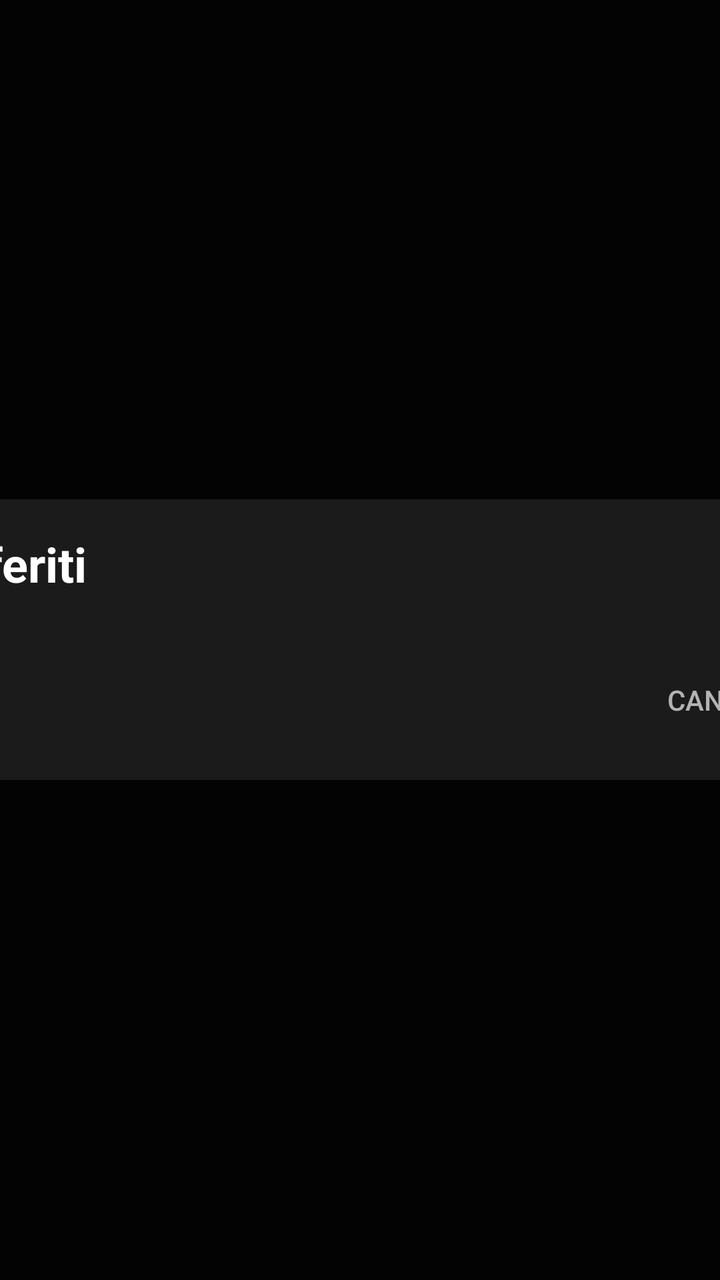
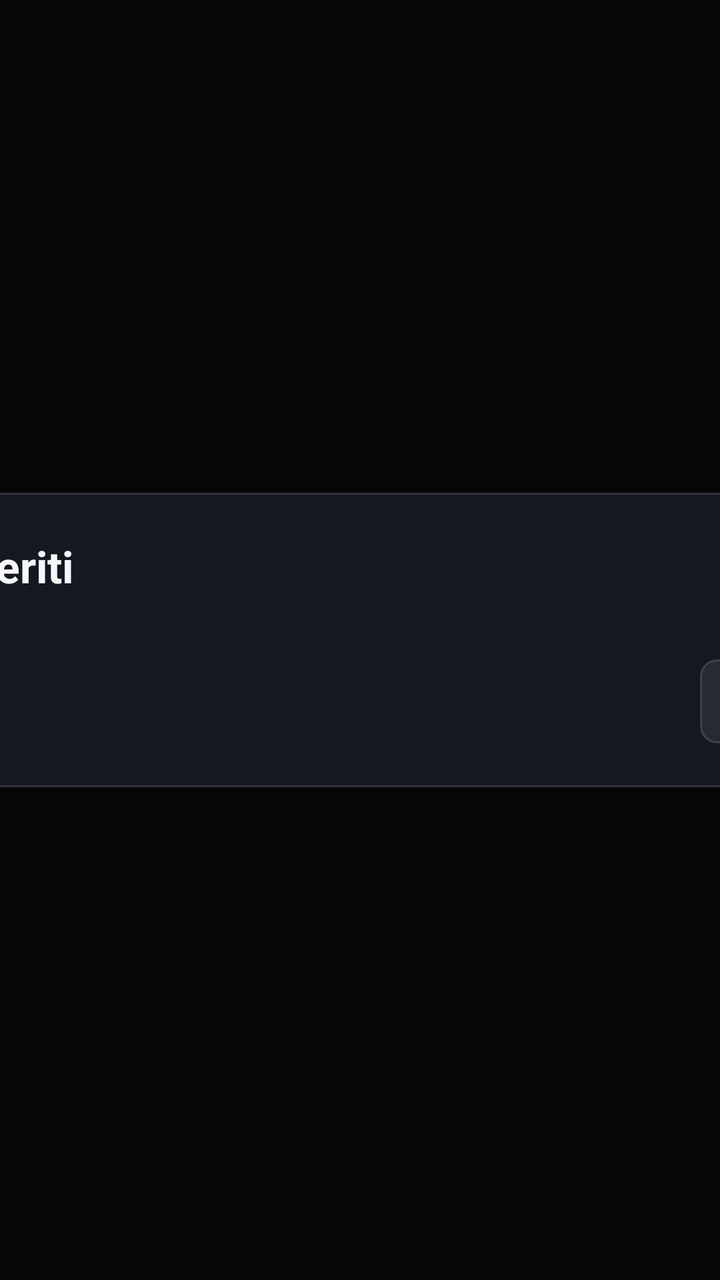

Two renders of the same Android screen: before a commit and after it. Below are the layout's source before the change and the commit's diff.
<!-- AndroidManifest.xml: application theme Theme.SCViewer -->
<!-- res/layout/overlay_list.xml -->
<?xml version="1.0" encoding="utf-8"?>
<FrameLayout xmlns:android="http://schemas.android.com/apk/res/android"
    android:layout_width="match_parent"
    android:layout_height="match_parent"
    android:background="@color/sc_background_overlay"
    android:clickable="true"
    android:focusable="true">

    <LinearLayout
        android:layout_width="@dimen/overlay_width"
        android:layout_height="wrap_content"
        android:layout_gravity="center"
        android:orientation="vertical"
        android:background="@drawable/overlay_rounded"
        android:padding="@dimen/overlay_padding">

        <TextView
            android:id="@+id/overlayTitle"
            style="@style/SCTitle"
            android:layout_width="match_parent"
            android:layout_height="wrap_content"
            android:layout_marginBottom="12dp"
            android:text="@string/favorites_title" />

        <ListView
            android:id="@+id/overlayList"
            android:layout_width="match_parent"
            android:layout_height="0dp"
            android:layout_weight="1"
            android:minHeight="200dp"
            android:divider="@color/sc_divider"
            android:dividerHeight="1dp"
            android:listSelector="@color/sc_accent_pressed" />

        <TextView
            android:id="@+id/overlayEmpty"
            android:layout_width="match_parent"
            android:layout_height="wrap_content"
            android:layout_marginTop="16dp"
            android:textColor="@color/sc_text_hint"
            android:textSize="14sp"
            android:visibility="gone" />

        <LinearLayout
            android:layout_width="match_parent"
            android:layout_height="wrap_content"
            android:layout_marginTop="16dp"
            android:orientation="horizontal"
            android:gravity="end">

            <Button
                android:id="@+id/overlayClose"
                android:layout_width="wrap_content"
                android:layout_height="wrap_content"
                android:background="?attr/selectableItemBackground"
                android:text="@android:string/cancel"
                android:textColor="@color/sc_text_secondary" />

            <Button
                android:id="@+id/overlayAdd"
                android:layout_width="wrap_content"
                android:layout_height="wrap_content"
                android:layout_marginStart="8dp"
                android:backgroundTint="@color/sc_accent"
                android:text="@string/menu_favorites"
                android:textColor="@color/sc_text_primary"
                android:visibility="gone" />
        </LinearLayout>
    </LinearLayout>
</FrameLayout>
<!-- resources referenced by this layout -->
<resources>
  <color name="sc_accent">#FFE50914</color>
  <color name="sc_accent_pressed">#FFB20710</color>
  <color name="sc_background_overlay">#CC000000</color>
  <color name="sc_divider">#FF2B2B2B</color>
  <color name="sc_text_hint">#FF7A7A7A</color>
  <color name="sc_text_primary">#FFFFFFFF</color>
  <color name="sc_text_secondary">#FFB3B3B3</color>
  <dimen name="overlay_padding">16dp</dimen>
  <dimen name="overlay_width">480dp</dimen>
  <!-- drawable overlay_rounded (drawable) -->
  <?xml version="1.0" encoding="utf-8"?>
  <shape xmlns:android="http://schemas.android.com/apk/res/android"
      android:shape="rectangle">
      <solid android:color="@color/sc_background_elevated" />
      <corners android:radius="8dp" />
  </shape>
  <string name="menu_favorites">Preferiti</string>
  <style name="SCTitle">
          <item name="android:textColor">@color/sc_text_primary</item>
          <item name="android:textSize">24sp</item>
          <item name="android:textStyle">bold</item>
      </style>
  <style name="Theme.SCViewer" parent="Theme.AppCompat.NoActionBar">
          <item name="android:windowBackground">@color/sc_background</item>
          <item name="android:colorBackground">@color/sc_background</item>
          <item name="android:windowNoTitle">true</item>
          <item name="android:windowActionBar">false</item>
          <item name="android:windowFullscreen">true</item>
          <item name="android:windowContentTransitions">false</item>
          <item name="colorPrimary">@color/sc_accent</item>
          <item name="colorPrimaryDark">@color/sc_background</item>
          <item name="colorAccent">@color/sc_accent</item>
          <item name="android:textColorPrimary">@color/sc_text_primary</item>
          <item name="android:textColorSecondary">@color/sc_text_secondary</item>
      </style>
  <color name="sc_background_elevated">#FF1B1B1B</color>
  <color name="sc_background">#FF0F0F0F</color>
  <!-- unchanged entries left out for length: 1 -->
</resources>

<!-- the commit's change to res/layout/overlay_list.xml (unified diff, before → after) -->
@@ -10,60 +10,82 @@
         android:layout_width="@dimen/overlay_width"
         android:layout_height="wrap_content"
         android:layout_gravity="center"
+        android:background="@drawable/bg_sctv_card"
         android:orientation="vertical"
-        android:background="@drawable/overlay_rounded"
         android:padding="@dimen/overlay_padding">
 
-        <TextView
-            android:id="@+id/overlayTitle"
-            style="@style/SCTitle"
+        <LinearLayout
             android:layout_width="match_parent"
             android:layout_height="wrap_content"
-            android:layout_marginBottom="12dp"
-            android:text="@string/favorites_title" />
+            android:layout_marginBottom="14dp"
+            android:gravity="center_vertical"
+            android:orientation="horizontal">
+
+            <ImageView
+                android:layout_width="24dp"
+                android:layout_height="24dp"
+                android:layout_marginEnd="10dp"
+                android:contentDescription="@null"
+                android:src="@drawable/ic_sctv_logo" />
+
+            <TextView
+                android:id="@+id/overlayTitle"
+                style="@style/SCTitle"
+                android:layout_width="0dp"
+                android:layout_height="wrap_content"
+                android:layout_weight="1"
+                android:text="@string/favorites_title" />
+        </LinearLayout>
 
         <ListView
             android:id="@+id/overlayList"
             android:layout_width="match_parent"
             android:layout_height="0dp"
             android:layout_weight="1"
-            android:minHeight="200dp"
             android:divider="@color/sc_divider"
             android:dividerHeight="1dp"
-            android:listSelector="@color/sc_accent_pressed" />
+            android:listSelector="@drawable/list_selector"
+            android:minHeight="240dp" />
 
         <TextView
             android:id="@+id/overlayEmpty"
             android:layout_width="match_parent"
             android:layout_height="wrap_content"
-            android:layout_marginTop="16dp"
-            android:textColor="@color/sc_text_hint"
-            android:textSize="14sp"
+            android:layout_marginTop="20dp"
+            android:layout_marginBottom="12dp"
+            android:textColor="@color/sctv_text_secondary"
+            android:textSize="15sp"
             android:visibility="gone" />
 
         <LinearLayout
             android:layout_width="match_parent"
             android:layout_height="wrap_content"
-            android:layout_marginTop="16dp"
-            android:orientation="horizontal"
-            android:gravity="end">
+            android:layout_marginTop="18dp"
+            android:gravity="end"
+            android:orientation="horizontal">
 
             <Button
                 android:id="@+id/overlayClose"
                 android:layout_width="wrap_content"
-                android:layout_height="wrap_content"
-                android:background="?attr/selectableItemBackground"
-                android:text="@android:string/cancel"
-                android:textColor="@color/sc_text_secondary" />
+                android:layout_height="42dp"
+                android:background="@drawable/bg_sctv_button_ghost"
+                android:paddingStart="18dp"
+                android:paddingEnd="18dp"
+                android:text="@string/close_dialog"
+                android:textAllCaps="false"
+                android:textColor="@color/sctv_text_primary" />
 
             <Button
                 android:id="@+id/overlayAdd"
                 android:layout_width="wrap_content"
-                android:layout_height="wrap_content"
-                android:layout_marginStart="8dp"
-                android:backgroundTint="@color/sc_accent"
-                android:text="@string/menu_favorites"
-                android:textColor="@color/sc_text_primary"
+                android:layout_height="42dp"
+                android:layout_marginStart="10dp"
+                android:background="@drawable/bg_sctv_button_primary"
+                android:paddingStart="18dp"
+                android:paddingEnd="18dp"
+                android:text="@string/add_current_favorite"
+                android:textAllCaps="false"
+                android:textColor="@color/sctv_text_primary"
                 android:visibility="gone" />
         </LinearLayout>
     </LinearLayout>
<!-- resource entries referenced after the edit -->
@@ -1,42 +1,126 @@
 <!-- resources referenced by this layout -->
 <resources>
-  <color name="sc_accent">#FFE50914</color>
-  <color name="sc_accent_pressed">#FFB20710</color>
-  <color name="sc_background_overlay">#CC000000</color>
-  <color name="sc_divider">#FF2B2B2B</color>
-  <color name="sc_text_hint">#FF7A7A7A</color>
-  <color name="sc_text_primary">#FFFFFFFF</color>
-  <color name="sc_text_secondary">#FFB3B3B3</color>
-  <dimen name="overlay_padding">16dp</dimen>
-  <dimen name="overlay_width">480dp</dimen>
-  <!-- drawable overlay_rounded (drawable) -->
+  <color name="sc_background_overlay">#D9050608</color>
+  <color name="sc_divider">#1FFFFFFF</color>
+  <color name="sctv_text_primary">#FFF5F7FA</color>
+  <color name="sctv_text_secondary">#FF9AA3B2</color>
+  <dimen name="overlay_padding">22dp</dimen>
+  <dimen name="overlay_width">560dp</dimen>
+  <!-- drawable bg_sctv_button_ghost (drawable) -->
+  <?xml version="1.0" encoding="utf-8"?>
+  <selector xmlns:android="http://schemas.android.com/apk/res/android">
+      <item android:state_focused="true">
+          <shape android:shape="rectangle">
+              <solid android:color="@color/sctv_surface_card_focused" />
+              <corners android:radius="8dp" />
+              <stroke android:width="1.5dp" android:color="@color/sctv_accent" />
+          </shape>
+      </item>
+      <item>
+          <shape android:shape="rectangle">
+              <solid android:color="#14FFFFFF" />
+              <corners android:radius="8dp" />
+              <stroke android:width="1dp" android:color="@color/sctv_border_subtle" />
+          </shape>
+      </item>
+  </selector>
+  <!-- drawable bg_sctv_button_primary (drawable) -->
+  <?xml version="1.0" encoding="utf-8"?>
+  <selector xmlns:android="http://schemas.android.com/apk/res/android">
+      <item android:state_focused="true">
+          <shape android:shape="rectangle">
+              <solid android:color="@color/sctv_accent" />
+              <corners android:radius="8dp" />
+              <stroke android:width="2dp" android:color="@color/white" />
+          </shape>
+      </item>
+      <item android:state_pressed="true">
+          <shape android:shape="rectangle">
+              <solid android:color="@color/sctv_accent_pressed" />
+              <corners android:radius="8dp" />
+          </shape>
+      </item>
+      <item>
+          <shape android:shape="rectangle">
+              <solid android:color="@color/sctv_accent" />
+              <corners android:radius="8dp" />
+          </shape>
+      </item>
+  </selector>
+  <!-- drawable bg_sctv_card (drawable) -->
   <?xml version="1.0" encoding="utf-8"?>
   <shape xmlns:android="http://schemas.android.com/apk/res/android"
       android:shape="rectangle">
-      <solid android:color="@color/sc_background_elevated" />
-      <corners android:radius="8dp" />
+      <solid android:color="@color/sctv_surface_card" />
+      <corners android:radius="14dp" />
+      <stroke android:width="1dp" android:color="@color/sctv_border_subtle" />
   </shape>
-  <string name="menu_favorites">Preferiti</string>
+  <!-- drawable ic_sctv_logo (drawable) -->
+  <?xml version="1.0" encoding="utf-8"?>
+  <vector xmlns:android="http://schemas.android.com/apk/res/android"
+      android:width="28dp"
+      android:height="28dp"
+      android:viewportWidth="28"
+      android:viewportHeight="28">
+      <path
+          android:fillColor="#FFE50914"
+          android:pathData="M6,2h16a4,4 0 0,1 4,4v16a4,4 0 0,1 -4,4H6a4,4 0 0,1 -4,-4V6a4,4 0 0,1 4,-4z" />
+      <path
+          android:fillColor="#FFFFFFFF"
+          android:pathData="M11,9.2 L20,14 L11,18.8 Z" />
+  </vector>
+  <!-- drawable list_selector (drawable) -->
+  <?xml version="1.0" encoding="utf-8"?>
+  <selector xmlns:android="http://schemas.android.com/apk/res/android">
+      <item android:state_focused="true">
+          <shape android:shape="rectangle">
+              <solid android:color="@color/sctv_surface_card_focused" />
+              <corners android:radius="10dp" />
+              <stroke android:width="1.5dp" android:color="@color/sctv_accent" />
+          </shape>
+      </item>
+      <item android:state_selected="true">
+          <shape android:shape="rectangle">
+              <solid android:color="@color/sctv_surface_card_focused" />
+              <corners android:radius="10dp" />
+              <stroke android:width="1.5dp" android:color="@color/sctv_accent" />
+          </shape>
+      </item>
+      <item>
+          <shape android:shape="rectangle">
+              <solid android:color="@color/transparent" />
+              <corners android:radius="10dp" />
+          </shape>
+      </item>
+  </selector>
+  <string name="add_current_favorite">Aggiungi attuale</string>
+  <string name="close_dialog">Chiudi</string>
   <style name="SCTitle">
-          <item name="android:textColor">@color/sc_text_primary</item>
-          <item name="android:textSize">24sp</item>
+          <item name="android:textColor">@color/sctv_text_primary</item>
+          <item name="android:textSize">22sp</item>
           <item name="android:textStyle">bold</item>
       </style>
   <style name="Theme.SCViewer" parent="Theme.AppCompat.NoActionBar">
-          <item name="android:windowBackground">@color/sc_background</item>
-          <item name="android:colorBackground">@color/sc_background</item>
+          <item name="android:windowBackground">@color/sctv_bg_obsidian</item>
+          <item name="android:colorBackground">@color/sctv_bg_obsidian</item>
           <item name="android:windowNoTitle">true</item>
           <item name="android:windowActionBar">false</item>
           <item name="android:windowFullscreen">true</item>
           <item name="android:windowContentTransitions">false</item>
-          <item name="colorPrimary">@color/sc_accent</item>
-          <item name="colorPrimaryDark">@color/sc_background</item>
-          <item name="colorAccent">@color/sc_accent</item>
-          <item name="android:textColorPrimary">@color/sc_text_primary</item>
-          <item name="android:textColorSecondary">@color/sc_text_secondary</item>
+          <item name="colorPrimary">@color/sctv_accent</item>
+          <item name="colorPrimaryDark">@color/sctv_bg_obsidian</item>
+          <item name="colorAccent">@color/sctv_accent</item>
+          <item name="android:textColorPrimary">@color/sctv_text_primary</item>
+          <item name="android:textColorSecondary">@color/sctv_text_secondary</item>
       </style>
-  <color name="sc_background_elevated">#FF1B1B1B</color>
-  <color name="sc_background">#FF0F0F0F</color>
+  <color name="sctv_surface_card_focused">#FF1E2433</color>
+  <color name="sctv_accent">#FFE50914</color>
+  <color name="sctv_border_subtle">#24FFFFFF</color>
+  <color name="white">#FFFFFFFF</color>
+  <color name="sctv_accent_pressed">#FFB20710</color>
+  <color name="sctv_surface_card">#FF141821</color>
+  <color name="transparent">#00000000</color>
+  <color name="sctv_bg_obsidian">#FF08090C</color>
   <!-- unchanged entries left out for length: 1 -->
 </resources>
 
